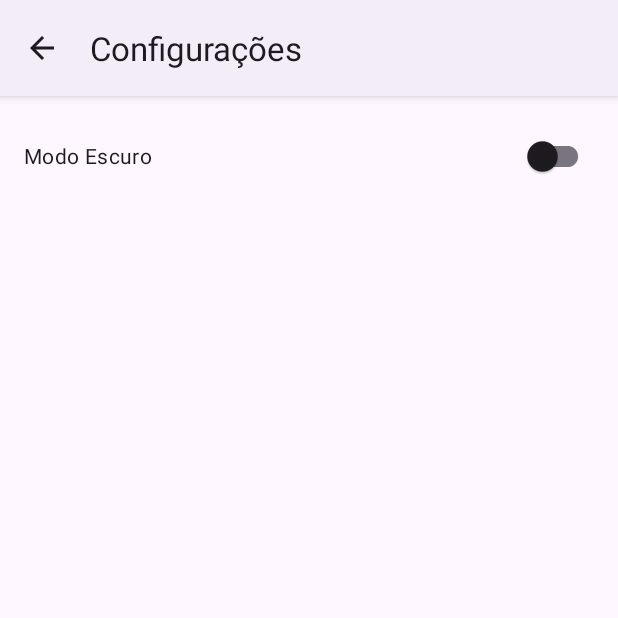
After one commit to lucaspoltronieri/ControleAlimentar, an Android app: the SettingsActivity screen opened directly, with no data from a screen before it, on a phone screen of 412 x 824 dp, the top half of it. The commit adds this screen. Run offline under Robolectric (Android 15) with nearby library versions, the phone set to English and light mode, and no system bars.

Commit message:
Create SharedPreferences

```diff
--- /dev/null
+++ b/app/src/main/java/com/lucaspoltronieri/controlealimentar/SettingsActivity.java
@@ -0,0 +1,35 @@
+package com.lucaspoltronieri.controlealimentar;
+
+import android.os.Bundle;
+import android.widget.CompoundButton;
+import androidx.appcompat.app.AppCompatActivity;
+import androidx.appcompat.widget.SwitchCompat;
+import androidx.appcompat.app.AppCompatDelegate;
+
+public class SettingsActivity extends AppCompatActivity {
+    private SwitchCompat switchDark;
+
+    @Override
+    protected void onCreate(Bundle savedInstanceState) {
+        ThemeUtils.applySavedTheme(this);
+        super.onCreate(savedInstanceState);
+        setContentView(R.layout.activity_settings);
+        setTitle(getString(R.string.configuracoes));
+
+        switchDark = findViewById(R.id.switchDarkMode);
+
+        boolean dark = getSharedPreferences(ThemeUtils.PREFS_NAME, MODE_PRIVATE)
+                .getBoolean(ThemeUtils.KEY_DARK_MODE, false);
+        switchDark.setChecked(dark);
+
+        switchDark.setOnCheckedChangeListener(new CompoundButton.OnCheckedChangeListener() {
+            @Override public void onCheckedChanged(CompoundButton buttonView, boolean isChecked) {
+                ThemeUtils.saveDarkMode(SettingsActivity.this, isChecked);
+                AppCompatDelegate.setDefaultNightMode(
+                        isChecked ? AppCompatDelegate.MODE_NIGHT_YES : AppCompatDelegate.MODE_NIGHT_NO
+                );
+                recreate(); // atualiza esta tela
+            }
+        });
+    }
+}
--- a/app/src/main/java/com/lucaspoltronieri/controlealimentar/SobreActivity.java
+++ b/app/src/main/java/com/lucaspoltronieri/controlealimentar/SobreActivity.java
@@ -8,6 +8,10 @@ public class SobreActivity extends AppCompatActivity {
 
     @Override
     protected void onCreate(Bundle savedInstanceState) {
+
+        //Habilitar o Tema salvo no SharedPreferences
+        ThemeUtils.applySavedTheme(this);
+
         super.onCreate(savedInstanceState);
         setContentView(R.layout.activity_sobre);
         setTitle(R.string.sobre);
--- /dev/null
+++ b/app/src/main/java/com/lucaspoltronieri/controlealimentar/ThemeUtils.java
@@ -0,0 +1,24 @@
+package com.lucaspoltronieri.controlealimentar;
+
+import android.content.Context;
+import android.content.SharedPreferences;
+import androidx.appcompat.app.AppCompatDelegate;
+
+public class ThemeUtils {
+    public static final String PREFS_NAME = "prefs_app";
+    public static final String KEY_DARK_MODE = "dark_mode";
+
+    public static void applySavedTheme(Context ctx) {
+        boolean dark = ctx.getSharedPreferences(PREFS_NAME, Context.MODE_PRIVATE)
+                .getBoolean(KEY_DARK_MODE, false);
+        AppCompatDelegate.setDefaultNightMode(
+                dark ? AppCompatDelegate.MODE_NIGHT_YES : AppCompatDelegate.MODE_NIGHT_NO
+        );
+    }
+
+    public static void saveDarkMode(Context ctx, boolean dark) {
+        SharedPreferences.Editor ed = ctx.getSharedPreferences(PREFS_NAME, Context.MODE_PRIVATE).edit();
+        ed.putBoolean(KEY_DARK_MODE, dark);
+        ed.apply();
+    }
+}
--- /dev/null
+++ b/app/src/main/res/layout/activity_settings.xml
@@ -0,0 +1,16 @@
+<?xml version="1.0" encoding="utf-8"?>
+<androidx.constraintlayout.widget.ConstraintLayout xmlns:android="http://schemas.android.com/apk/res/android"
+    xmlns:app="http://schemas.android.com/apk/res-auto"
+    android:layout_width="match_parent"
+    android:layout_height="match_parent"
+    android:padding="16dp">
+
+    <androidx.appcompat.widget.SwitchCompat
+        android:id="@+id/switchDarkMode"
+        android:layout_width="0dp"
+        android:layout_height="wrap_content"
+        android:text="@string/modo_escuro"
+        app:layout_constraintTop_toTopOf="parent"
+        app:layout_constraintStart_toStartOf="parent"
+        app:layout_constraintEnd_toEndOf="parent"/>
+</androidx.constraintlayout.widget.ConstraintLayout>
--- a/app/src/main/res/menu/lista_refeicao_menu.xml
+++ b/app/src/main/res/menu/lista_refeicao_menu.xml
@@ -10,4 +10,9 @@
     <item
         android:id="@+id/menuItemSobre"
         android:title="@string/Sobre" />
+
+    <item
+        android:id="@+id/menuItemConfig"
+        android:title="@string/configuracoes"
+        app:showAsAction="never" />
 </menu>
--- a/app/src/main/res/values/strings.xml
+++ b/app/src/main/res/values/strings.xml
@@ -37,4 +37,8 @@
     <string name="utfpr">UTFPR – Universidade Tecnológica Federal do Paraná</string>
     <string name="editar">Editar</string>
     <string name="excluir">Excluir</string>
+    <string name="nova_refeicao">Nova Refeição</string>
+    <string name="editar_refeicao">Editar Refeição</string>
+    <string name="configuracoes">Configurações</string>
+    <string name="modo_escuro">Modo Escuro</string>
 </resources>
```
Also changed, not shown: app/src/main/AndroidManifest.xml (+6 -2 lines), app/src/main/java/com/lucaspoltronieri/controlealimentar/ListaRefeicaoActivity.java (+8 -0 lines), app/src/main/java/com/lucaspoltronieri/controlealimentar/RefeicaoActivity.java (+6 -2 lines).
